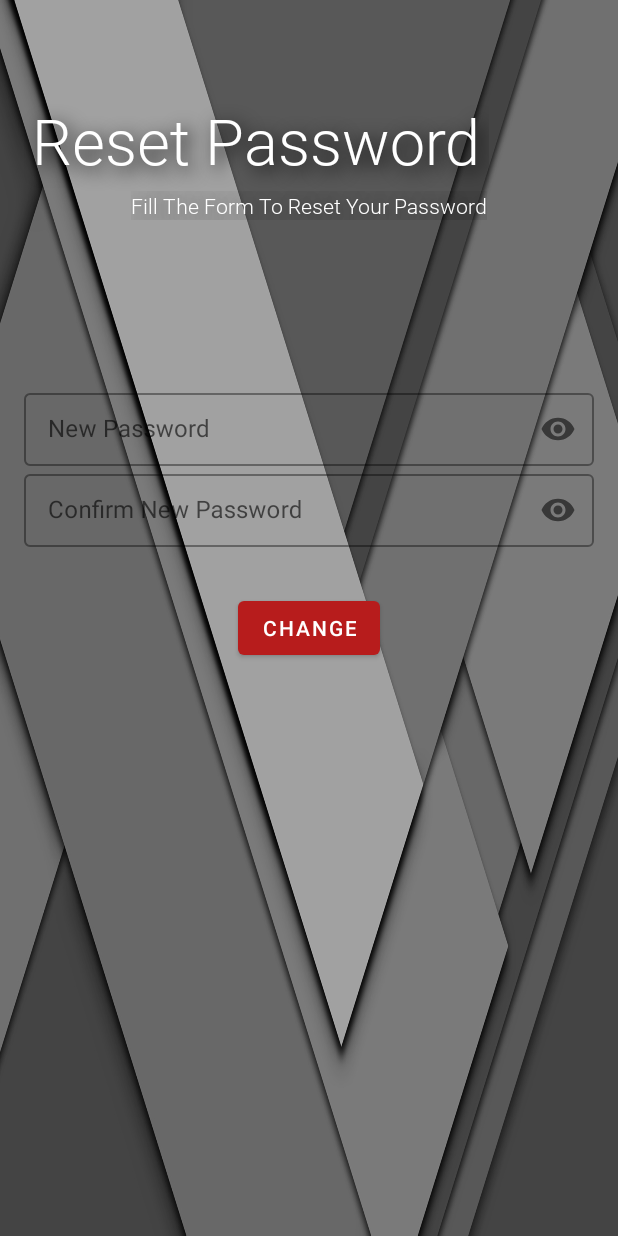
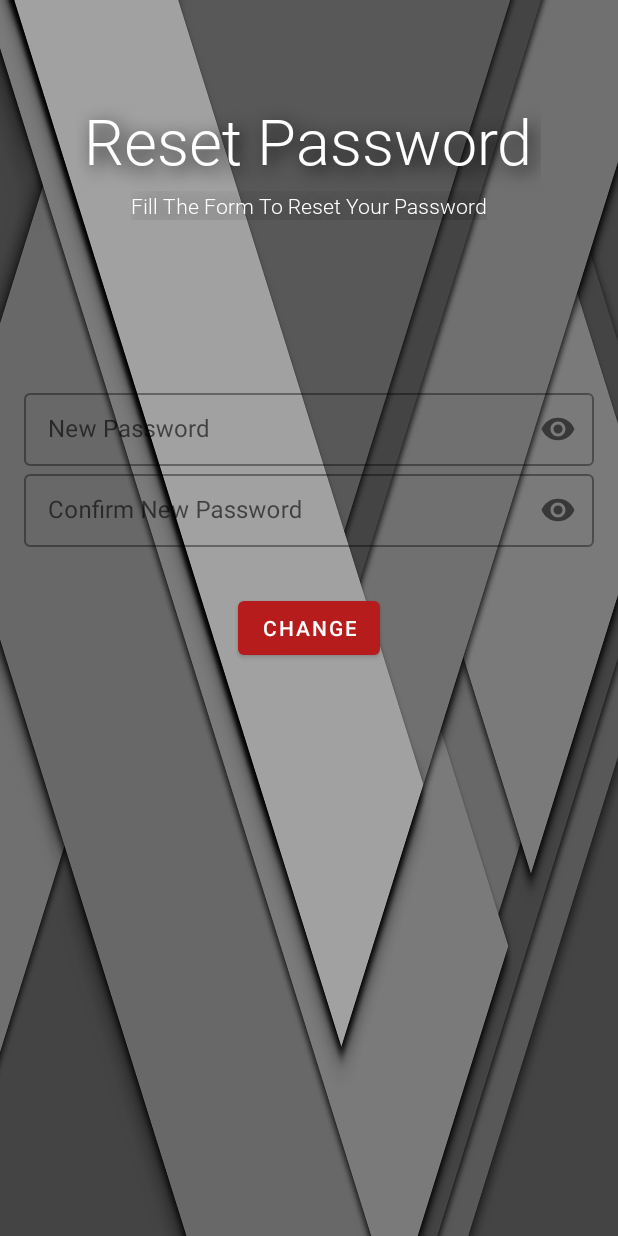
Before and after one commit to Sasinda98/CPMS_Project, an Android app: the fragment forgotPasswordResetFragment placed in its activity, on a phone screen of 412 x 824 dp. Run offline under Robolectric (Android 15) with nearby library versions, the phone set to English and light mode, and no system bars.

Commit message:
#1 UI improvements, usermanagement screens.  -GSR

```diff
--- a/app/src/main/res/layout/fragment_forgot_password.xml
+++ b/app/src/main/res/layout/fragment_forgot_password.xml
@@ -22,6 +22,7 @@
                 android:layout_height="wrap_content"
 
                 android:gravity="center_horizontal"
+                android:layout_centerHorizontal="true"
                 android:padding="5dp"
                 android:shadowColor="#000"
                 android:shadowDx="5"
--- a/app/src/main/res/layout/fragment_forgot_password_reset.xml
+++ b/app/src/main/res/layout/fragment_forgot_password_reset.xml
@@ -21,6 +21,7 @@
                 android:layout_width="wrap_content"
                 android:layout_height="wrap_content"
                 android:gravity="center_horizontal"
+                android:layout_centerHorizontal="true"
 
                 android:padding="5dp"
                 android:shadowColor="#000"
```
